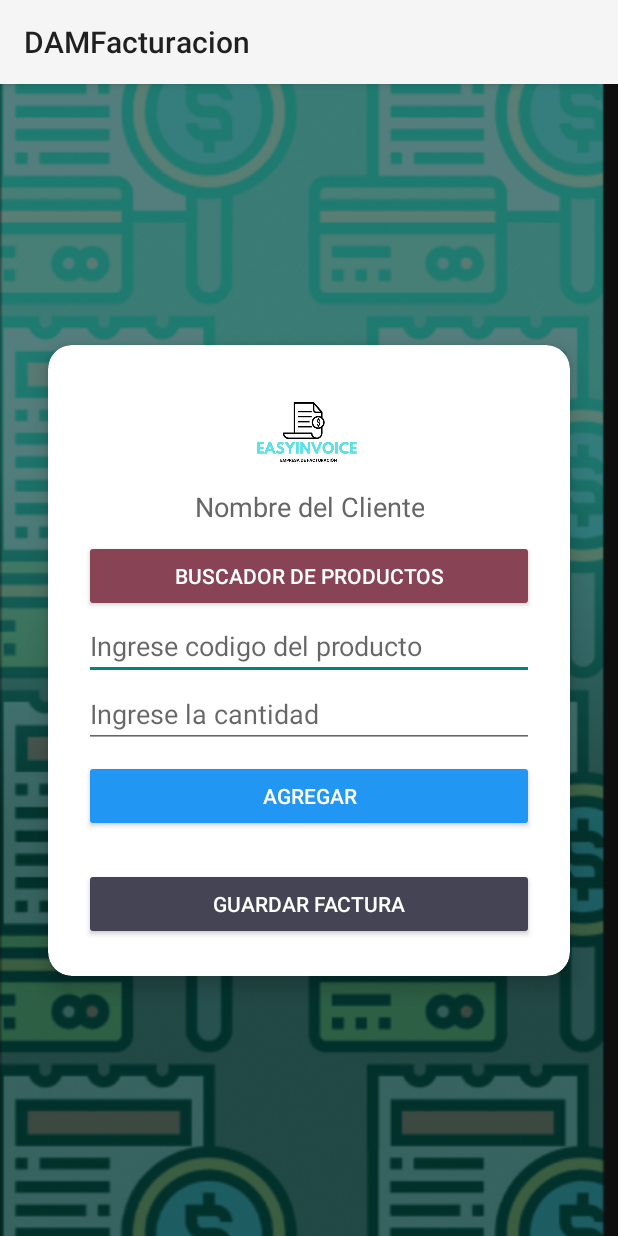
After one commit to ingjuanfer/DAMFacturacion, an Android app built with Jetpack Compose: the FormularioProductos screen opened directly, with no data from a screen before it, on a phone screen of 412 x 824 dp. The commit adds this screen. Run offline under Robolectric (Android 15) with nearby library versions, the phone set to English and light mode, and no system bars.

Commit message:
Modulo de Facturacion
Búsqueda de Clientes

```diff
--- a/app/src/main/AndroidManifest.xml
+++ b/app/src/main/AndroidManifest.xml
@@ -61,6 +61,12 @@
         <activity android:name=".views.facturacion.NewFactProductsActivity">
             <!-- Puedes agregar cualquier otro atributo o configuración si es necesario -->
         </activity>
+        <activity android:name=".views.facturacion.BuscarClienteFact">
+            <!-- Puedes agregar cualquier otro atributo o configuración si es necesario -->
+        </activity>
+        <activity android:name=".views.facturacion.FormularioProductos">
+            <!-- Puedes agregar cualquier otro atributo o configuración si es necesario -->
+        </activity>
     </application>
 
 </manifest>
--- a/app/src/main/java/com/example/damfacturacion/MenuPrincipalActivity.kt
+++ b/app/src/main/java/com/example/damfacturacion/MenuPrincipalActivity.kt
@@ -9,6 +9,7 @@ import androidx.appcompat.app.AppCompatActivity
 import com.example.damfacturacion.controller.SessionController
 import com.example.damfacturacion.views.HelpDeskActivity
 import com.example.damfacturacion.views.clientes.MenuClientesActivity
+import com.example.damfacturacion.views.facturacion.BuscarClienteFact
 import com.example.damfacturacion.views.facturacion.NewFactClientActivity
 import com.example.damfacturacion.views.productos.MenuProductosActivity
 
@@ -85,7 +86,7 @@ class MenuPrincipalActivity : AppCompatActivity() {
 
     // Método para el botón ir a VENTAS
     fun menuVentasonClick(view: View) {
-        val intent = Intent(this, NewFactClientActivity::class.java)
+        val intent = Intent(this, BuscarClienteFact::class.java)
         startActivity(intent)
         finish()
     }
--- /dev/null
+++ b/app/src/main/java/com/example/damfacturacion/views/facturacion/FormularioProductos.kt
@@ -0,0 +1,27 @@
+package com.example.damfacturacion.views.facturacion
+
+import android.os.Bundle
+import androidx.appcompat.app.AppCompatActivity
+import com.example.damfacturacion.R
+import com.example.damfacturacion.controller.SessionController
+import com.example.damfacturacion.model.Cliente
+import android.widget.TextView
+
+class FormularioProductos : AppCompatActivity() {
+    override fun onCreate(savedInstanceState: Bundle?) {
+        super.onCreate(savedInstanceState)
+        setContentView(R.layout.activity_formulario_productos)
+
+        val sessionController = SessionController(this)
+        val cliente = sessionController.getClientSession()
+
+        if (cliente != null) {
+            // Mostrar el cliente seleccionado
+            val textViewCliente = findViewById<TextView>(R.id.textViewCliente)
+            textViewCliente.text = "Cliente seleccionado: ${cliente.nombreEmpresa} - ${cliente.nif}"
+        } else {
+            // Manejar el caso cuando no hay sesión
+            println("No hay cliente seleccionado")
+        }
+    }
+}
--- a/app/src/main/java/com/example/damfacturacion/views/facturacion/NewFactProductsActivity.kt
+++ b/app/src/main/java/com/example/damfacturacion/views/facturacion/NewFactProductsActivity.kt
@@ -78,7 +78,7 @@ class NewFactProductsActivity : AppCompatActivity() {
 
     private fun mostrarInformacionProducto(producto: Producto) {
         textCodProducto.text = producto.codProducto
-        textNombreProducto.text = producto.nombreProducto
+        textNombreProducto.text =  producto.nombreProducto
         textUnidadMedida.text = producto.unidadMedida
         textIVA.text = producto.iva.toString()
         textPrecio.text = producto.precio.toString()
--- /dev/null
+++ b/app/src/main/res/layout/activity_formulario_productos.xml
@@ -0,0 +1,128 @@
+<?xml version="1.0" encoding="utf-8"?>
+<androidx.constraintlayout.widget.ConstraintLayout
+    xmlns:android="http://schemas.android.com/apk/res/android"
+    xmlns:app="http://schemas.android.com/apk/res-auto"
+    xmlns:tools="http://schemas.android.com/tools"
+    android:layout_width="match_parent"
+    android:layout_height="match_parent"
+    tools:context=".views.facturacion.BuscarClienteFact">
+
+    <ImageButton
+        android:id="@+id/buttonMenuPrinciapl"
+        android:layout_width="match_parent"
+        android:layout_height="match_parent"
+        android:scaleType="centerCrop"
+        android:src="@drawable/fondoapp"
+        android:contentDescription="Fondo de la aplicación"
+        android:background="@android:color/transparent"
+        android:clickable="true"
+        android:focusable="true"
+        android:onClick="menuPrincipalonClick"/>
+
+    <View
+        android:layout_width="match_parent"
+        android:layout_height="match_parent"
+        android:background="#80000000"/>
+
+    <androidx.cardview.widget.CardView
+        android:layout_width="0dp"
+        android:layout_height="wrap_content"
+        android:layout_margin="32dp"
+        app:cardCornerRadius="16dp"
+        app:cardElevation="8dp"
+        android:background="@android:color/white"
+        app:layout_constraintTop_toTopOf="parent"
+        app:layout_constraintStart_toStartOf="parent"
+        app:layout_constraintEnd_toEndOf="parent"
+        app:layout_constraintBottom_toBottomOf="parent">
+
+        <ScrollView
+            android:layout_width="match_parent"
+            android:layout_height="wrap_content"
+            android:fillViewport="true">
+
+            <LinearLayout
+                android:layout_width="match_parent"
+                android:layout_height="wrap_content"
+                android:orientation="vertical"
+                android:padding="24dp"
+                android:gravity="center_horizontal">
+
+                <!-- Logo -->
+                <ImageButton
+                    android:id="@+id/buttonMenuPrincipal"
+                    android:layout_width="90dp"
+                    android:layout_height="70dp"
+                    android:layout_marginBottom="1dp"
+                    android:src="@drawable/logoapp"
+                    android:scaleType="fitCenter"
+                    android:background="@android:color/transparent"
+                    android:clickable="true"
+                    android:focusable="true"
+                    android:onClick="menuPrincipalonClick"/>
+
+                <!-- Nombre del Cliente centrado -->
+                <TextView
+                    android:id="@+id/textViewCliente"
+                    android:layout_width="wrap_content"
+                    android:layout_height="wrap_content"
+                    android:text="Nombre del Cliente"
+                    android:textSize="18sp"
+                    android:textColor="#666666"
+                    android:layout_marginBottom="2dp"
+                    android:gravity="center" />
+
+                <Button
+                    android:id="@+id/buttonBuscarProductos"
+                    android:layout_width="match_parent"
+                    android:layout_height="wrap_content"
+                    android:text="Buscador de productos"
+                    android:backgroundTint="#884455"
+                    android:textColor="#FFFFFF"
+                    android:layout_marginTop="8dp" />
+
+                <!-- Sección de registro de producto x codigo -->
+                <EditText
+                    android:id="@+id/editTextCodigo"
+                    android:layout_width="match_parent"
+                    android:layout_height="wrap_content"
+                    android:hint="Ingrese codigo del producto"
+                    android:inputType="text" />
+
+                <EditText
+                    android:id="@+id/editTextCantidad"
+                    android:layout_width="match_parent"
+                    android:layout_height="wrap_content"
+                    android:hint="Ingrese la cantidad"
+                    android:inputType="text" />
+
+                <Button
+                    android:id="@+id/buttonAgregar"
+                    android:layout_width="match_parent"
+                    android:layout_height="wrap_content"
+                    android:text="Agregar"
+                    android:backgroundTint="#2196F3"
+                    android:textColor="#FFFFFF"
+                    android:layout_marginTop="8dp" />
+
+                <!-- Listado de Productos -->
+                <androidx.recyclerview.widget.RecyclerView
+                    android:id="@+id/recyclerViewClientes"
+                    android:layout_width="match_parent"
+                    android:layout_height="wrap_content"
+                    android:layout_marginTop="16dp" />
+
+                <Button
+                    android:id="@+id/buttonGuardarFactura"
+                    android:layout_width="match_parent"
+                    android:layout_height="wrap_content"
+                    android:text="Guardar Factura"
+                    android:backgroundTint="#444455"
+                    android:textColor="#FFFFFF"
+                    android:layout_marginTop="8dp" />
+
+            </LinearLayout>
+        </ScrollView>
+    </androidx.cardview.widget.CardView>
+
+</androidx.constraintlayout.widget.ConstraintLayout>
```
Also changed, not shown: app/src/main/java/com/example/damfacturacion/controller/ClienteController.kt (+48 -0 lines), app/src/main/java/com/example/damfacturacion/controller/SessionController.kt (+38 -17 lines), app/src/main/java/com/example/damfacturacion/interfaces/ClienteService.kt (+7 -0 lines), app/src/main/java/com/example/damfacturacion/views/facturacion/BuscarClienteFact.kt (added, +90 -0 lines), app/src/main/java/com/example/damfacturacion/views/facturacion/ClienteAdapter.kt (added, +53 -0 lines), app/src/main/java/com/example/damfacturacion/views/facturacion/NewFactClientActivity.kt (+4 -19 lines), app/src/main/res/layout/activity_buscar_cliente_fact.xml (added, +92 -0 lines), app/src/main/res/layout/cliente_item.xml (added, +31 -0 lines).
